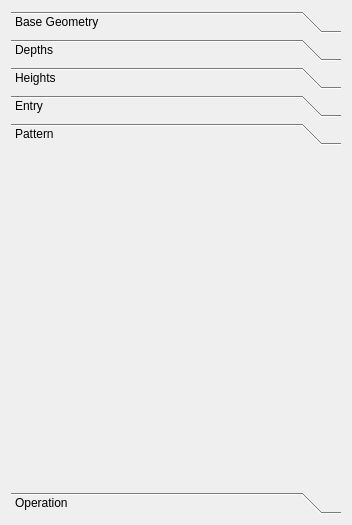
This is src/Mod/Path/Gui/Resources/panels/PocketEdit.ui in berndhahnebach/All_FreeCAD as Qt 5 draws it before an edit. The edited form follows.
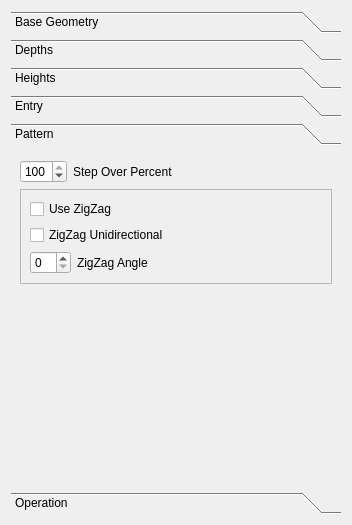
This is the edited form. The open tabs and pages were chosen to show the change. Icons and pictures are not drawn. Custom widgets are drawn as their Qt base class.

Commit message:
Operations and ToolControllers have labels set automatically.
This will hopefully make things a little clearer
A couple more Sanity checks.
Don't error if no TC in project.

```diff
--- a/src/Mod/Path/Gui/Resources/panels/PocketEdit.ui
+++ b/src/Mod/Path/Gui/Resources/panels/PocketEdit.ui
@@ -263,6 +263,67 @@
       <attribute name="label">
        <string>Pattern</string>
       </attribute>
+      <layout class="QFormLayout" name="formLayout_5">
+       <item row="0" column="0">
+        <widget class="QSpinBox" name="stepOverPercent">
+         <property name="minimum">
+          <number>1</number>
+         </property>
+         <property name="maximum">
+          <number>100</number>
+         </property>
+         <property name="singleStep">
+          <number>10</number>
+         </property>
+         <property name="value">
+          <number>100</number>
+         </property>
+        </widget>
+       </item>
+       <item row="0" column="1">
+        <widget class="QLabel" name="label_11">
+         <property name="text">
+          <string>Step Over Percent</string>
+         </property>
+        </widget>
+       </item>
+       <item row="1" column="0" colspan="2">
+        <widget class="QFrame" name="frame">
+         <property name="frameShape">
+          <enum>QFrame::StyledPanel</enum>
+         </property>
+         <property name="frameShadow">
+          <enum>QFrame::Raised</enum>
+         </property>
+         <layout class="QFormLayout" name="formLayout_4">
+          <item row="0" column="0" colspan="2">
+           <widget class="QCheckBox" name="useZigZag">
+            <property name="text">
+             <string>Use ZigZag</string>
+            </property>
+           </widget>
+          </item>
+          <item row="1" column="0" colspan="2">
+           <widget class="QCheckBox" name="zigZagUnidirectional">
+            <property name="text">
+             <string>ZigZag Unidirectional</string>
+            </property>
+           </widget>
+          </item>
+          <item row="2" column="0">
+           <widget class="QSpinBox" name="zigZagAngle"/>
+          </item>
+          <item row="2" column="1">
+           <widget class="QLabel" name="label_10">
+            <property name="text">
+             <string>ZigZag Angle</string>
+            </property>
+           </widget>
+          </item>
+         </layout>
+        </widget>
+       </item>
+      </layout>
      </widget>
      <widget class="QWidget" name="page_3">
       <property name="geometry">
```
The commit also changes 12 other files.
